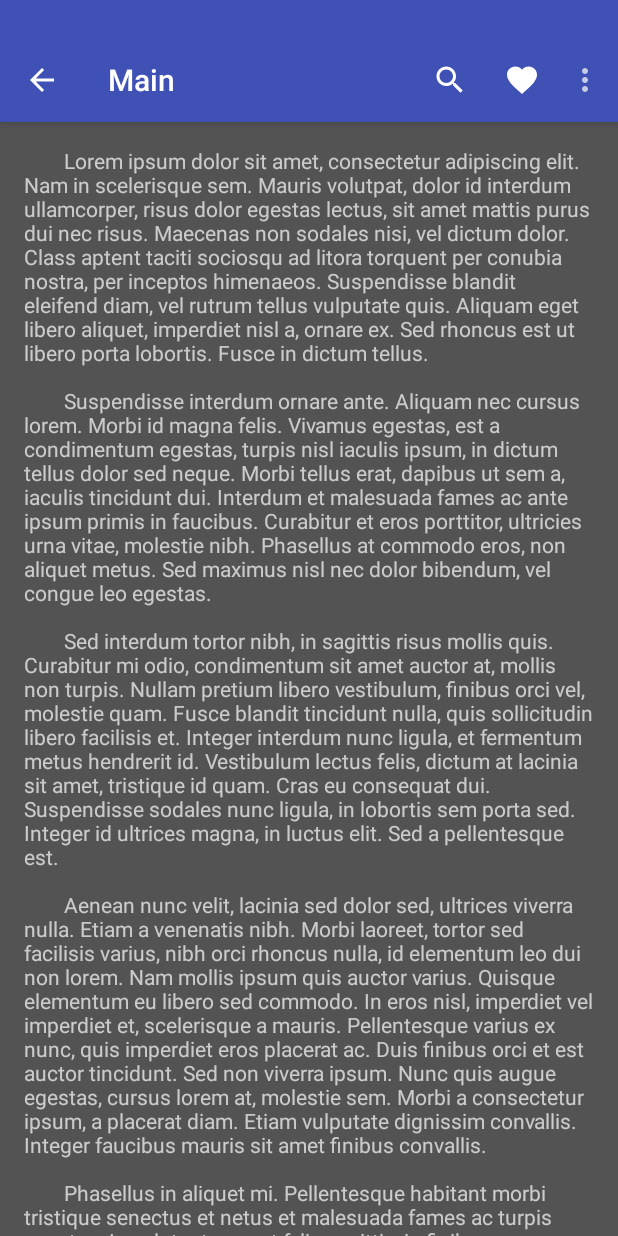
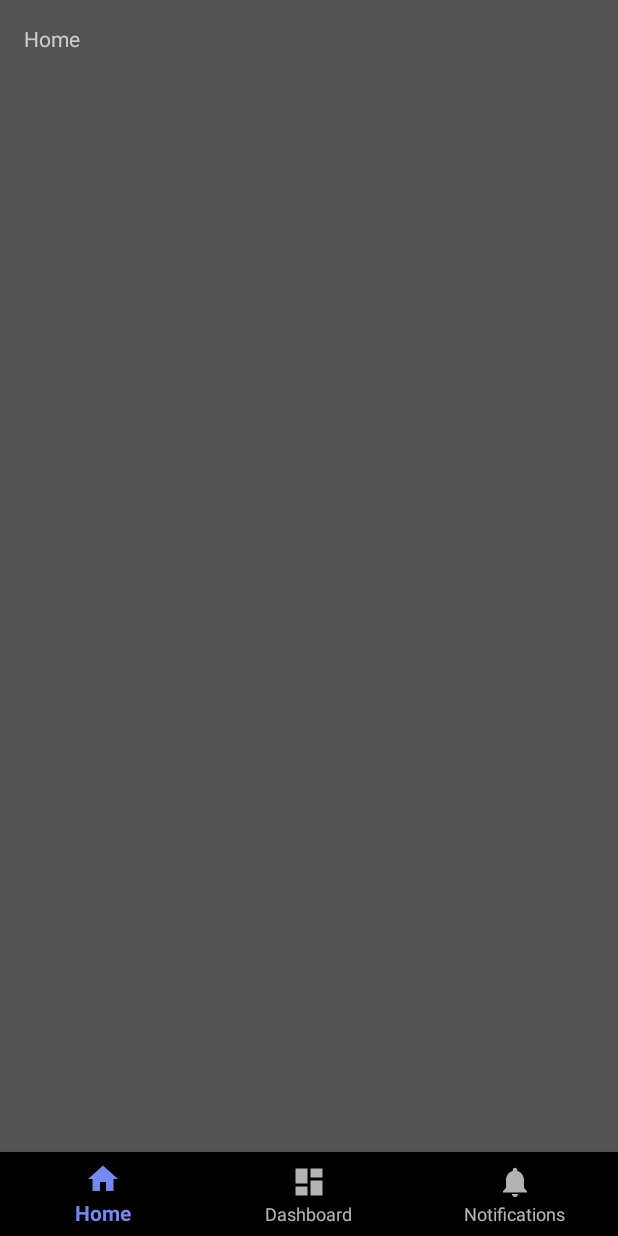
Before and after one commit to apengn/AboutBall, an Android app: the screen it shows after launch (MainActivity), on a phone screen of 412 x 824 dp. Run offline under Robolectric (Android 15) with nearby library versions, the phone set to English and light mode, and no system bars; libraries missing offline, so code that uses them is left out: com.afollestad.materialdialogs; 5 statements that could not run were skipped.

Commit message:
修改包名

```diff
--- a/app/build.gradle
+++ b/app/build.gradle
@@ -3,12 +3,13 @@ apply plugin: 'com.android.application'
 android {
     compileSdkVersion 27
     defaultConfig {
-        applicationId "com.aboutball.wp.aboutball"
+        applicationId "com.aboutball.wp"
         minSdkVersion 15
         targetSdkVersion 21
         versionCode 1
         versionName "1.0"
         multiDexEnabled true
+//        vectorDrawables.useSupportLibrary = true
     }
     buildTypes {
         release {
@@ -30,4 +31,5 @@ dependencies {
     implementation 'com.github.bumptech.glide:glide:4.7.1'
     implementation 'com.android.support:support-v4:27.1.1'
     implementation 'com.android.support:design:27.1.1'
+    implementation 'com.android.support:support-vector-drawable:27.1.1'
 }
--- /dev/null
+++ b/app/src/main/java/com/aboutball/wp/activity/MainActivity.java
@@ -0,0 +1,46 @@
+package com.aboutball.wp.activity;
+
+import android.os.Bundle;
+import android.support.annotation.NonNull;
+import android.support.design.widget.BottomNavigationView;
+import android.support.v7.app.AppCompatActivity;
+import android.view.MenuItem;
+import android.widget.TextView;
+
+import com.aboutball.wp.R;
+
+public class MainActivity extends AppCompatActivity {
+
+    private TextView mTextMessage;
+
+    private BottomNavigationView.OnNavigationItemSelectedListener mOnNavigationItemSelectedListener
+            = new BottomNavigationView.OnNavigationItemSelectedListener() {
+
+        @Override
+        public boolean onNavigationItemSelected(@NonNull MenuItem item) {
+            switch (item.getItemId()) {
+                case R.id.navigation_home:
+                    mTextMessage.setText(R.string.title_home);
+                    return true;
+                case R.id.navigation_dashboard:
+                    mTextMessage.setText(R.string.title_dashboard);
+                    return true;
+                case R.id.navigation_notifications:
+                    mTextMessage.setText(R.string.title_notifications);
+                    return true;
+            }
+            return false;
+        }
+    };
+
+    @Override
+    protected void onCreate(Bundle savedInstanceState) {
+        super.onCreate(savedInstanceState);
+        setContentView(R.layout.activity_main);
+
+        mTextMessage = (TextView) findViewById(R.id.message);
+        BottomNavigationView navigation = (BottomNavigationView) findViewById(R.id.navigation);
+        navigation.setOnNavigationItemSelectedListener(mOnNavigationItemSelectedListener);
+    }
+
+}
--- a/app/src/main/java/com/aboutball/wp/aboutball/activity/WelcomeActivity.java
+++ b/app/src/main/java/com/aboutball/wp/activity/WelcomeActivity.java
@@ -1,4 +1,4 @@
-package com.aboutball.wp.aboutball.activity;
+package com.aboutball.wp.activity;
 
 import android.content.Intent;
 import android.os.Bundle;
@@ -6,7 +6,7 @@ import android.os.Handler;
 import android.os.Message;
 import android.widget.ImageView;
 
-import com.aboutball.wp.aboutball.R;
+import com.aboutball.wp.R;
 
 /**
  * Created by wp on 2018/5/21.
@@ -32,7 +32,7 @@ public class WelcomeActivity extends BaseActivity {
         setContentView(R.layout.activity_welcome);
         mWelcomeIv = findViewById(R.id.welcome_img);
         handler.sendEmptyMessageDelayed(0, 2000);
-        showProgressDialog("loadidng");
+        showProgressDialog("loading");
     }
 
     @Override
--- /dev/null
+++ b/app/src/main/res/drawable/ic_dashboard_black_24dp.xml
@@ -0,0 +1,9 @@
+<vector xmlns:android="http://schemas.android.com/apk/res/android"
+    android:width="24dp"
+    android:height="24dp"
+    android:viewportWidth="24.0"
+    android:viewportHeight="24.0">
+    <path
+        android:fillColor="#FF000000"
+        android:pathData="M3,13h8L11,3L3,3v10zM3,21h8v-6L3,15v6zM13,21h8L21,11h-8v10zM13,3v6h8L21,3h-8z" />
+</vector>
--- /dev/null
+++ b/app/src/main/res/drawable/ic_home_black_24dp.xml
@@ -0,0 +1,9 @@
+<vector xmlns:android="http://schemas.android.com/apk/res/android"
+    android:width="24dp"
+    android:height="24dp"
+    android:viewportWidth="24.0"
+    android:viewportHeight="24.0">
+    <path
+        android:fillColor="#FF000000"
+        android:pathData="M10,20v-6h4v6h5v-8h3L12,3 2,12h3v8z" />
+</vector>
--- /dev/null
+++ b/app/src/main/res/drawable/ic_notifications_black_24dp.xml
@@ -0,0 +1,9 @@
+<vector xmlns:android="http://schemas.android.com/apk/res/android"
+    android:width="24dp"
+    android:height="24dp"
+    android:viewportWidth="24.0"
+    android:viewportHeight="24.0">
+    <path
+        android:fillColor="#FF000000"
+        android:pathData="M12,22c1.1,0 2,-0.9 2,-2h-4c0,1.1 0.89,2 2,2zM18,16v-5c0,-3.07 -1.64,-5.64 -4.5,-6.32L13.5,4c0,-0.83 -0.67,-1.5 -1.5,-1.5s-1.5,0.67 -1.5,1.5v0.68C7.63,5.36 6,7.92 6,11v5l-2,2v1h16v-1l-2,-2z" />
+</vector>
--- a/app/src/main/res/layout/activity_main.xml
+++ b/app/src/main/res/layout/activity_main.xml
@@ -1,27 +1,34 @@
 <?xml version="1.0" encoding="utf-8"?>
-<android.support.design.widget.CoordinatorLayout xmlns:android="http://schemas.android.com/apk/res/android"
+<android.support.constraint.ConstraintLayout xmlns:android="http://schemas.android.com/apk/res/android"
     xmlns:app="http://schemas.android.com/apk/res-auto"
+    xmlns:tools="http://schemas.android.com/tools"
+    android:id="@+id/container"
     android:layout_width="match_parent"
-    android:id="@+id/container"
-    android:layout_height="match_parent">
+    android:layout_height="match_parent"
+    android:background="@color/cat_color_primary_light"
+    tools:context=".activity.MainActivity">
 
-    <include layout="@layout/toolbar" />
+    <TextView
+        android:id="@+id/message"
+        android:layout_width="wrap_content"
+        android:layout_height="wrap_content"
+        android:layout_marginStart="@dimen/activity_horizontal_margin"
+        android:layout_marginLeft="@dimen/activity_horizontal_margin"
+        android:layout_marginTop="@dimen/activity_vertical_margin"
+        android:text="@string/title_home"
+        app:layout_constraintLeft_toLeftOf="parent"
+        app:layout_constraintTop_toTopOf="parent" />
 
-    <android.support.v4.widget.NestedScrollView
-        android:layout_width="match_parent"
-        android:layout_height="match_parent"
-        app:layout_behavior="@string/appbar_scrolling_view_behavior">
+    <android.support.design.widget.BottomNavigationView
+        android:id="@+id/navigation"
+        android:layout_width="0dp"
+        android:layout_height="wrap_content"
+        android:layout_marginStart="0dp"
+        android:layout_marginEnd="0dp"
+        android:background="?android:attr/windowBackground"
+        app:layout_constraintBottom_toBottomOf="parent"
+        app:layout_constraintLeft_toLeftOf="parent"
+        app:layout_constraintRight_toRightOf="parent"
+        app:menu="@menu/navigation" />
 
-        <FrameLayout
-            android:layout_width="match_parent"
-            android:layout_height="match_parent"
-            android:background="@color/cat_color_primary_light"
-            android:padding="16dp">
-
-            <TextView
-                android:layout_width="wrap_content"
-                android:layout_height="wrap_content"
-                android:text="@string/cat_topappbar_lorem_ipsum" />
-        </FrameLayout>
-    </android.support.v4.widget.NestedScrollView>
-</android.support.design.widget.CoordinatorLayout>
+</android.support.constraint.ConstraintLayout>
--- a/app/src/main/res/layout/activity_welcome.xml
+++ b/app/src/main/res/layout/activity_welcome.xml
@@ -1,7 +1,6 @@
 <?xml version="1.0" encoding="utf-8"?>
 <ImageView xmlns:android="http://schemas.android.com/apk/res/android"
+    android:id="@+id/welcome_img"
     android:layout_width="match_parent"
     android:layout_height="match_parent"
-    android:id="@+id/welcome_img"
-    android:background="@drawable/ic_launcher_background">
-</ImageView>
+    android:background="@drawable/ic_launcher_background"/>
--- /dev/null
+++ b/app/src/main/res/menu/navigation.xml
@@ -0,0 +1,19 @@
+<?xml version="1.0" encoding="utf-8"?>
+<menu xmlns:android="http://schemas.android.com/apk/res/android">
+
+    <item
+        android:id="@+id/navigation_home"
+        android:icon="@drawable/ic_home_black_24dp"
+        android:title="@string/title_home" />
+
+    <item
+        android:id="@+id/navigation_dashboard"
+        android:icon="@drawable/ic_dashboard_black_24dp"
+        android:title="@string/title_dashboard" />
+
+    <item
+        android:id="@+id/navigation_notifications"
+        android:icon="@drawable/ic_notifications_black_24dp"
+        android:title="@string/title_notifications" />
+
+</menu>
--- a/app/src/main/res/values/colors.xml
+++ b/app/src/main/res/values/colors.xml
@@ -1,10 +1,10 @@
 <?xml version="1.0" encoding="utf-8"?>
 <resources>
-    <color name="colorPrimary">#3F51B5</color>
+    <color name="colorPrimary">#7588ef</color>
     <color name="colorPrimaryDark">#303F9F</color>
     <color name="colorAccent">#FF4081</color>
     <color name="white">#fff</color>
-    <color name="transparent">#0000</color>
+    <color name="transparent">#00000000</color>
 
     <color name="cat_title_text_color">#FFFFFF</color>
     <color name="cat_background_color">#FFFFFF</color>
--- a/app/src/main/res/values/dimens.xml
+++ b/app/src/main/res/values/dimens.xml
@@ -1,4 +1,7 @@
 <resources>
     <dimen name="fab_margin">16dp</dimen>
     <dimen name="toolbar_padding_top">0dp</dimen>
+    <!-- Default screen margins, per the Android Design guidelines. -->
+    <dimen name="activity_horizontal_margin">16dp</dimen>
+    <dimen name="activity_vertical_margin">16dp</dimen>
 </resources>
--- a/app/src/main/res/values/strings.xml
+++ b/app/src/main/res/values/strings.xml
@@ -14,4 +14,8 @@
     <string name="cat_topappbar_favorite_menu_item_title">Favorite</string>
     <string name="cat_topappbar_settings_menu_item_title">Settings</string>
     <string name="cat_topappbar_help_and_feedback_menu_item_title">Help &amp; feedback</string>
+    <string name="title_activity_main">MainActivity</string>
+    <string name="title_home">Home</string>
+    <string name="title_dashboard">Dashboard</string>
+    <string name="title_notifications">Notifications</string>
 </resources>
--- a/app/src/main/res/values/styles.xml
+++ b/app/src/main/res/values/styles.xml
@@ -24,7 +24,7 @@
     <style name="SplashScreenAppTheme" parent="AppTheme">
         <item name="android:windowFullscreen">true</item>
         <item name="android:windowContentOverlay">@null</item>
-        <item name="android:windowBackground">@color/transparent</item>
+        <item name="android:windowBackground">@android:color/transparent</item>
     </style>
     <style name="AppTheme.AppBarOverlay" parent="ThemeOverlay.AppCompat.Dark.ActionBar" />
 
```
Also changed, not shown: app/src/main/AndroidManifest.xml (+10 -6 lines), app/src/main/java/com/aboutball/wp/activity/BaseActivity.java (renamed from app/src/main/java/com/aboutball/wp/aboutball/activity/BaseActivity.java, +6 -2 lines), app/src/main/java/com/aboutball/wp/activity/DomeActivity.java (renamed from app/src/main/java/com/aboutball/wp/aboutball/activity/MainActivity.java, +5 -8 lines), app/src/main/java/com/aboutball/wp/fragment/BaseFragment.java (renamed from app/src/main/java/com/aboutball/wp/aboutball/fragment/BaseFragment.java, +8 -11 lines), app/src/main/res/layout/activity_base.xml (deleted, +0 -33 lines), app/src/main/res/layout/activity_dome.xml (added, +27 -0 lines), app/src/main/res/layout/content_base.xml (deleted, +0 -11 lines).
